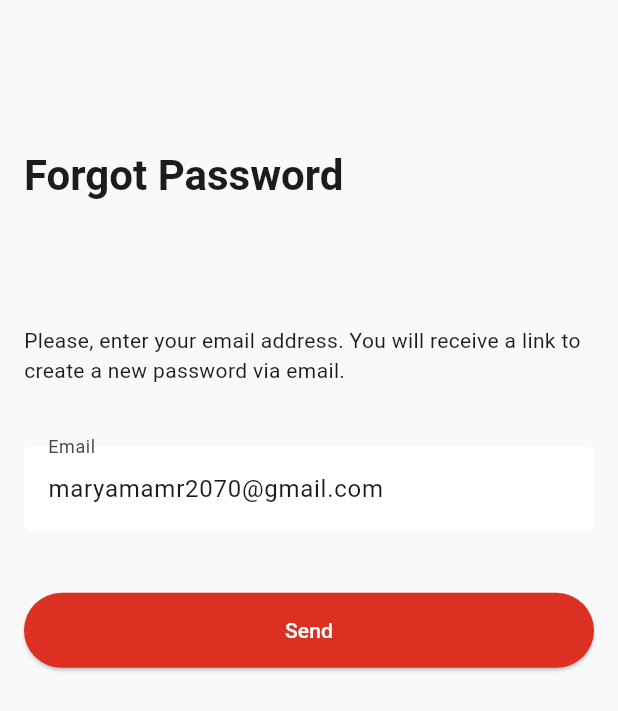
After one commit to maryam2070/e_commerce_app, a Flutter app: the ForgotPasswordPage screen opened by its route, on a phone screen of 412 x 824 dp. The commit adds this screen. Shown: the top 711 px of the screen. Run offline on Flutter 3.47's test engine with Material 3 defaults, Android fonts, the phone set to English and light mode, and no system bars; our stand-ins replace bloc, cloud_firestore, dartz, firebase_auth, firebase_core, flutter_bloc and 5 more; missing offline and left inert: firebase_app_check; accounts and stored records are empty; generated files the repository leaves out were written again.

Commit message:
add forgot password feature

```diff
--- a/lib/auth/data/data_sources/auth_data_source.dart
+++ b/lib/auth/data/data_sources/auth_data_source.dart
@@ -13,14 +13,14 @@ abstract class AuthDataSource {
   Future<User?> signUpWithEmailAndPassword(String email, String password);
 
   Future<User?> signInGoogle();
+
+  void forgotPassword(String email);
 }
 
 class AuthDataSourceImpl extends AuthDataSource {
   final FirebaseAuth? auth;
 
   AuthDataSourceImpl(this.auth);
-
-  //AuthDataSourceImpl({required this.auth}); todo
 
   @override
   Future<User?> loginWithEmailAndPassword(String email, String password) async {
@@ -61,7 +61,7 @@ class AuthDataSourceImpl extends AuthDataSource {
       final GoogleSignInAccount? googleUser = await GoogleSignIn().signIn();
 
       final GoogleSignInAuthentication? googleAuth =
-      await googleUser?.authentication;
+          await googleUser?.authentication;
 
       final credential = GoogleAuthProvider.credential(
         accessToken: googleAuth?.accessToken,
@@ -73,6 +73,15 @@ class AuthDataSourceImpl extends AuthDataSource {
           .then((value) {
         return value.user;
       });
+    } on Exception catch (e) {
+      rethrow;
+    }
+  }
+
+  @override
+  void forgotPassword(String email) async {
+    try {
+      return await FirebaseAuth.instance.sendPasswordResetEmail(email: email);
     } on Exception catch (e) {
       rethrow;
     }
@@ -113,6 +122,4 @@ class AuthDataSourceImpl extends AuthDataSource {
         return "Login failed. Please try again.";
     }
   }
-
-
 }
--- a/lib/auth/data/repositories/auth_repository_impl.dart
+++ b/lib/auth/data/repositories/auth_repository_impl.dart
@@ -12,7 +12,7 @@ class AuthRepositoryImpl implements AuthRepository {
   final AuthDataSource ds;
   final FirestoreDataSource firestoreDs;
 
-  AuthRepositoryImpl({required this.ds,required this.firestoreDs});
+  AuthRepositoryImpl({required this.ds, required this.firestoreDs});
 
   @override
   Future<Either<Failure, User?>> loginWithEmailAndPassword(
@@ -37,7 +37,8 @@ class AuthRepositoryImpl implements AuthRepository {
   }
 
   @override
-  Future<Either<Failure, void>> assignUserData(String uid, Map<String, dynamic> data) async{
+  Future<Either<Failure, void>> assignUserData(
+      String uid, Map<String, dynamic> data) async {
     try {
       await firestoreDs.setData(path: ApiPaths.userPath(uid), data: data);
       return const Right(Unit);
@@ -47,12 +48,21 @@ class AuthRepositoryImpl implements AuthRepository {
   }
 
   @override
-  Future<Either<Failure, User?>> signInGoogle()  async{
+  Future<Either<Failure, User?>> signInGoogle() async {
     try {
-      final user=await ds.signInGoogle();
+      final user = await ds.signInGoogle();
       return Right(user);
     } on AuthException catch (e) {
       return Left(FirebaseAuthFailure(message: e.message));
     }
   }
+
+  @override
+  Future<Either<Failure, void>> forgotPassword(String email) async {
+    try {
+      return Right(ds.forgotPassword(email));
+    } on AuthException catch (e) {
+      return Left(FirebaseAuthFailure(message: e.message));
+    }
+  }
 }
--- a/lib/auth/domain/repositories/auth_repository.dart
+++ b/lib/auth/domain/repositories/auth_repository.dart
@@ -8,6 +8,7 @@ abstract class AuthRepository{
   Future<Either<Failure,User?>> signUpWithEmailAndPassword(String email,String password);
   Future<Either<Failure,User?>> signInGoogle();
   Future<Either<Failure,void>> assignUserData(String uid, Map<String,dynamic> data);
+  Future<Either<Failure,void>> forgotPassword(String email);
  // Future<Either<Failure,User?>> authStateChange();
  // Future<Either<Failure,User?>> signUpWithEmailAndPassword(String email,String password);
 }
--- /dev/null
+++ b/lib/auth/domain/usecases/forgot_password_use_case.dart
@@ -0,0 +1,15 @@
+import 'package:dartz/dartz.dart';
+import 'package:firebase_auth/firebase_auth.dart';
+
+import '../../../core/utilities/errors/failures.dart';
+import '../repositories/auth_repository.dart';
+
+class ForgotPasswordUseCase {
+  AuthRepository repository;
+
+  ForgotPasswordUseCase({required this.repository});
+
+  Future<Either<Failure, void>> call(String email) async {
+    return await repository.forgotPassword(email);
+  }
+}
--- a/lib/auth/presentation/controllers/auth_controller_bloc.dart
+++ b/lib/auth/presentation/controllers/auth_controller_bloc.dart
@@ -2,6 +2,7 @@ import 'package:bloc/bloc.dart';
 import 'package:e_commerce_app/auth/domain/usecases/login_use_case.dart';
 import 'package:meta/meta.dart';
 
+import '../../domain/usecases/forgot_password_use_case.dart';
 import '../../domain/usecases/google_signin_use_case.dart';
 import '../../domain/usecases/sign_up_use_case.dart';
 
@@ -15,10 +16,13 @@ class AuthControllerBloc
   final LoginUseCase loginUseCase;
   final GoogleSignInUseCase googleSignInUseCase;
 
+  final ForgotPasswordUseCase forgotPasswordUseCase;
+
   AuthControllerBloc(
       {required this.signUpUseCase,
       required this.loginUseCase,
-      required this.googleSignInUseCase})
+      required this.googleSignInUseCase,
+      required this.forgotPasswordUseCase})
       : super(AuthControllerInitial()) {
     on<AuthControllerEvent>((event, emit) async {
       if (event is SignUpEvent) {
@@ -51,6 +55,16 @@ class AuthControllerBloc
           emit(AuthControllerSuccess());
         });
       }
+
+      if (event is ForgotPasswordEvent) {
+        emit(AuthControllerLoading());
+        final call = await forgotPasswordUseCase.call(event.email);
+        call.fold((l) {
+          emit(AuthControllerError(message: l.message));
+        }, (r) {
+          emit(AuthControllerSuccess());
+        });
+      }
     });
   }
 }
--- a/lib/auth/presentation/controllers/auth_controller_event.dart
+++ b/lib/auth/presentation/controllers/auth_controller_event.dart
@@ -20,6 +20,11 @@ class LoginEvent extends AuthControllerEvent {
 }
 
 class GoogleSignInEvent extends AuthControllerEvent {
-
   GoogleSignInEvent();
 }
+
+class ForgotPasswordEvent extends AuthControllerEvent {
+  String email;
+
+  ForgotPasswordEvent({required this.email});
+}
--- /dev/null
+++ b/lib/auth/presentation/pages/forgot_password_page.dart
@@ -0,0 +1,60 @@
+import 'package:e_commerce_app/auth/presentation/controllers/auth_controller_bloc.dart';
+import 'package:e_commerce_app/auth/presentation/widgets/main_button.dart';
+import 'package:flutter/cupertino.dart';
+import 'package:flutter/material.dart';
+import 'package:flutter_bloc/flutter_bloc.dart';
+
+class ForgotPasswordPage extends StatelessWidget {
+  const ForgotPasswordPage({super.key});
+
+  @override
+  Widget build(BuildContext context) {
+    final _emailController=TextEditingController();
+    final _key=GlobalKey<FormState>();
+    final size=MediaQuery.of(context).size;
+    _emailController.text="maryamamr2070@gmail.com";
+    return Scaffold(
+      resizeToAvoidBottomInset: false,
+      body: Padding(
+        padding: const EdgeInsets.all(16.0),
+        child: Form(
+          key: _key,
+          child: Column(
+            crossAxisAlignment: CrossAxisAlignment.start,
+            children: [
+              SizedBox(
+                height: size.height*.1,
+              ),
+              Text("Forgot Password",style: Theme.of(context).textTheme.headlineMedium!.copyWith(
+                fontWeight: FontWeight.bold
+              )),
+              SizedBox(
+                height: size.height*.1,
+              ),
+              Text("Please, enter your email address. You will receive a link to create a new password via email.",
+                  style: Theme.of(context).textTheme.bodyMedium),
+              SizedBox(
+                height: size.height*.05,
+              ),
+              TextFormField(
+                  controller: _emailController,
+                  validator: (val) =>
+                  val!.isEmpty ? 'Please enter your email' : null,
+                  decoration: const InputDecoration(
+                      labelText: "Email",
+                      hintText: 'Enter your email')),
+              SizedBox(
+                height: size.height*.05,
+              ),
+              MainButton(ontap: (){
+                if (_key.currentState!.validate()) {
+                  BlocProvider.of<AuthControllerBloc>(context).add(ForgotPasswordEvent(email: _emailController.text));
+                }
+              }, text: "Send")
+            ],
+          ),
+        ),
+      ),
+    );
+  }
+}
--- a/lib/auth/presentation/pages/login_page.dart
+++ b/lib/auth/presentation/pages/login_page.dart
@@ -118,7 +118,8 @@ class _LoginPageState extends State<LoginPage> {
                         child: InkWell(
                           child: const Text("Forgot your password?"),
                           onTap: () {
-                            //todo navigate to forgot password
+                            Navigator.of(context)
+                                .pushNamed(AppRoutes.forgotPasswordRoute);
                           },
                         ),
                       ),
--- a/lib/core/utilities/router.dart
+++ b/lib/core/utilities/router.dart
@@ -1,3 +1,4 @@
+import 'package:e_commerce_app/auth/presentation/pages/forgot_password_page.dart';
 import 'package:e_commerce_app/auth/presentation/pages/login_page.dart';
 import 'package:e_commerce_app/auth/presentation/pages/sign_up_page.dart';
 import 'package:e_commerce_app/auth/presentation/pages/landing_page.dart';
@@ -19,6 +20,9 @@ Route<dynamic> onGenerate(RouteSettings st) {
     case AppRoutes.signupRoute:
       return CupertinoPageRoute(
           builder: (_) => const SignUpPage(), settings: st);
+    case AppRoutes.forgotPasswordRoute:
+      return CupertinoPageRoute(
+          builder: (_) => const ForgotPasswordPage(), settings: st);
 
     case AppRoutes.homeRoute:
       return CupertinoPageRoute(builder: (_) => const HomePage(), settings: st);
@@ -32,6 +36,7 @@ Route<dynamic> onGenerate(RouteSettings st) {
         return CupertinoPageRoute(
             builder: (_) => ProductDetails(product: product), settings: st);
       }
+
     default:
       return CupertinoPageRoute(
           builder: (_) => const LandingPage(), settings: st);
--- a/lib/core/utilities/routes.dart
+++ b/lib/core/utilities/routes.dart
@@ -2,6 +2,7 @@ class AppRoutes {
   static const String landingRoute = '/';
   static const String loginRoute = '/login';
   static const String signupRoute = '/signup';
+  static const String forgotPasswordRoute = '/forgot_password_route';
   static const String homeRoute = '/home';
   static const String navRoute = '/nav_bar';
   static const String productDetailsRoute = '/product_details';
--- a/lib/main.dart
+++ b/lib/main.dart
@@ -42,7 +42,8 @@ class MyApp extends StatelessWidget {
       create: (context) => AuthControllerBloc(
           signUpUseCase: getIt.get<SignUpUseCase>(),
           loginUseCase: getIt.get<LoginUseCase>(),
-      googleSignInUseCase: getIt.get()),
+      googleSignInUseCase: getIt.get(),
+      forgotPasswordUseCase: getIt.get()),
       child: MaterialApp(
         title: 'Flutter Demo',
         debugShowCheckedModeBanner: false,
```
Also changed, not shown: lib/auth/di/auth_di.dart (+10 -11 lines).
